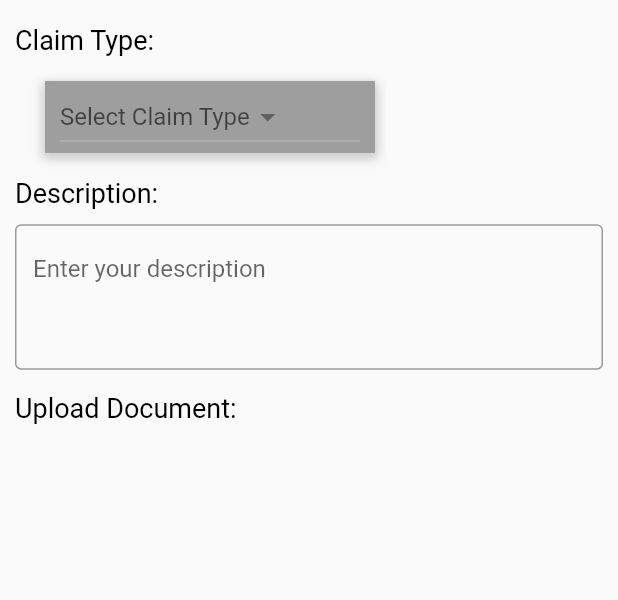
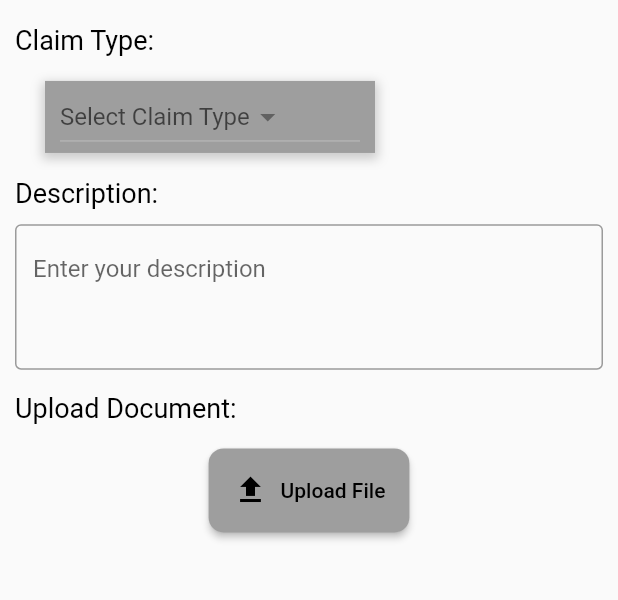
Before and after one commit to funky-dev99/Attendance-User, a Flutter app: the ClaimPage screen opened directly, on a phone screen of 412 x 824 dp, the part 84-684 px from its top. Run offline on Flutter 3.47's test engine with Material 2 defaults, Android fonts, the phone set to English and light mode, and no system bars; our stand-ins replace dropdown_button2, file_picker, location.

```diff
--- a/attend_user/lib/main.dart
+++ b/attend_user/lib/main.dart
@@ -9,7 +9,7 @@ void main() {
 }
 
 class MyApp extends StatelessWidget {
-  const MyApp({super.key});
+  const MyApp({key});
 
   // This widget is the root of your application.
   @override
--- a/attend_user/lib/pages/attend_qr.dart
+++ b/attend_user/lib/pages/attend_qr.dart
@@ -20,7 +20,7 @@ class AttendQr extends StatelessWidget {
             Navigator.push(
                 context,
                 MaterialPageRoute(
-                    builder: (context) => const AttendanceMain()));
+                    builder: (context) => AttendanceMain()));
           },
         ),
         actions: [
@@ -29,7 +29,7 @@ class AttendQr extends StatelessWidget {
             tooltip: 'View Profile',
             onPressed: () {
               Navigator.push(context,
-                  MaterialPageRoute(builder: (context) => const ProfilePage()));
+                  MaterialPageRoute(builder: (context) => ProfilePage()));
             },
           )
         ],
--- a/attend_user/lib/pages/attendance.dart
+++ b/attend_user/lib/pages/attendance.dart
@@ -22,14 +22,14 @@ class AttendanceMain extends StatelessWidget {
           icon: Image.asset("images/back.png"),
           onPressed: () {
             Navigator.push(
-                context, MaterialPageRoute(builder: (context) => const HomePage()));
+                context, MaterialPageRoute(builder: (context) =>  HomePage()));
           },
         ),
         actions: [
           IconButton(icon: Image.asset("images/pro.png"),
             tooltip: 'View Profile',
             onPressed: (){
-              Navigator.push(context, MaterialPageRoute(builder: (context) => const ProfilePage()));},)
+              Navigator.push(context, MaterialPageRoute(builder: (context) =>  ProfilePage()));},)
 
         ],
         elevation: 0.0,
--- a/attend_user/lib/pages/claim_page.dart
+++ b/attend_user/lib/pages/claim_page.dart
@@ -1,5 +1,6 @@
 import 'package:attend_user/pages/profile.dart';
 import 'package:flutter/material.dart';
+import 'package:file_picker/file_picker.dart';
 
 import '../home.dart';
 import '../methods/methods.dart';
@@ -36,7 +37,7 @@ class _ClaimPageState extends State<ClaimPage> {
           icon: Image.asset("images/back.png"),
           onPressed: () {
             Navigator.push(context,
-                MaterialPageRoute(builder: (context) => const HomePage()));
+                MaterialPageRoute(builder: (context) =>  HomePage()));
           },
         ),
         actions: [
@@ -45,7 +46,7 @@ class _ClaimPageState extends State<ClaimPage> {
             tooltip: 'View Profile',
             onPressed: () {
               Navigator.push(context,
-                  MaterialPageRoute(builder: (context) => const ProfilePage()));
+                  MaterialPageRoute(builder: (context) => ProfilePage()));
             },
           )
         ],
@@ -102,7 +103,7 @@ class _ClaimPageState extends State<ClaimPage> {
                   value:
                       selectedClaimType.isNotEmpty ? selectedClaimType : null,
                   hint: const Text('Select Claim Type'),
-                  onChanged: (String? value) {
+                  onChanged: ( value) {
                     setState(() {
                       selectedClaimType = value ?? '';
                     });
@@ -169,6 +170,40 @@ class _ClaimPageState extends State<ClaimPage> {
             ],
           ),
 
+          SizedBox(
+            height: getSizeBoxHeight(context),
+          ),
+
+          ElevatedButton.icon(
+            onPressed: () async {
+              FilePickerResult? result = await FilePicker.platform.pickFiles();
+
+              if (result != null) {
+                PlatformFile file = result.files.first;
+                print('File path: ${file.path}');
+                print('File name: ${file.name}');
+                print('File size: ${file.size}');
+              } else {
+                // User canceled the file picker
+              }
+            },
+            icon: Icon(
+              Icons.upload,
+              color: Colors.black,
+            ),
+            label: Text(
+              'Upload File',
+              style: TextStyle(color: Colors.black),
+            ),
+            style: ElevatedButton.styleFrom(
+              padding: EdgeInsets.all(16.0),
+              shape: RoundedRectangleBorder(
+                borderRadius: BorderRadius.circular(10.0),
+              ),
+              primary: Colors.grey, // Background color
+            ),
+          ),
+
 
 
 
--- a/attend_user/lib/pages/leave.dart
+++ b/attend_user/lib/pages/leave.dart
@@ -36,7 +36,7 @@ class _LeaveState extends State<Leave> {
           icon: Image.asset("images/back.png"),
           onPressed: () {
             Navigator.push(
-                context, MaterialPageRoute(builder: (context) => const HomePage()));
+                context, MaterialPageRoute(builder: (context) =>  HomePage()));
           },
         ),
         elevation: 0.0,
--- a/attend_user/lib/pages/login.dart
+++ b/attend_user/lib/pages/login.dart
@@ -1,4 +1,3 @@
-
 import 'package:flutter/material.dart';
 
 import '../home.dart';
--- a/attend_user/lib/pages/profile.dart
+++ b/attend_user/lib/pages/profile.dart
@@ -26,7 +26,7 @@ class _ProfilePageState extends State<ProfilePage> {
           icon: Image.asset("images/back.png"),
           onPressed: () {
             Navigator.push(
-                context, MaterialPageRoute(builder: (context) => const HomePage()));
+                context, MaterialPageRoute(builder: (context) =>  HomePage()));
           },
         ),
         elevation: 0.0,
--- a/attend_user/pubspec.yaml
+++ b/attend_user/pubspec.yaml
@@ -40,6 +40,10 @@ dependencies:
   dropdown_button2: ^2.1.2
   date_time_picker: ^2.1.0
   qr_flutter: ^4.0.0
+  shared_preferences: ^2.1.1
+  intl: ^0.17.0
+  http: any
+  file_picker: ^5.3.0
 
 dev_dependencies:
   flutter_test:
```
Also changed, not shown: attend_user/lib/pages/attend_location.dart (+4 -4 lines), attend_user/pubspec.lock, 1 other file.
